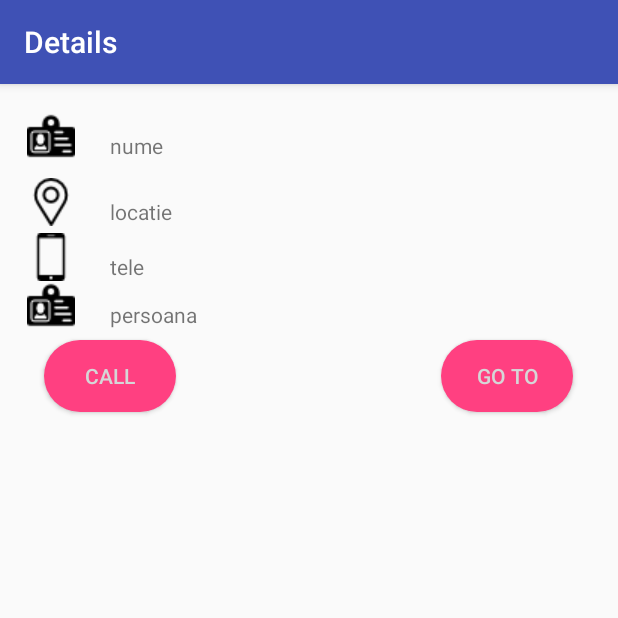
After one commit to axelalex13/FoodShare, an Android app: the FoodDetails screen opened directly, with no data from a screen before it, on a phone screen of 412 x 824 dp, the top half of it. The commit adds this screen. Run offline under Robolectric (Android 15) with nearby library versions, the phone set to English and light mode, and no system bars; 6 statements that could not run were skipped.

Commit message:
we're going strong

```diff
--- a/app/src/main/AndroidManifest.xml
+++ b/app/src/main/AndroidManifest.xml
@@ -25,7 +25,8 @@
         <activity android:name=".Login" />
         <activity android:name=".GiverActivity" />
         <activity android:name=".SettingsActivity" />
-        <activity android:name=".ReceiverActivity"></activity>
+        <activity android:name=".ReceiverActivity" />
+        <activity android:name=".FoodDetails"></activity>
     </application>
 
 </manifest>
--- /dev/null
+++ b/app/src/main/java/com/example/cristinica/foodhelper/FoodDetails.java
@@ -0,0 +1,72 @@
+package com.example.cristinica.foodhelper;
+
+import android.content.Intent;
+import android.net.Uri;
+import android.os.Bundle;
+import android.support.v7.app.AppCompatActivity;
+import android.view.View;
+import android.widget.Button;
+import android.widget.ListAdapter;
+import android.widget.ListView;
+import android.widget.TextView;
+
+import com.example.cristinica.foodhelper.models.Companys;
+import com.example.cristinica.foodhelper.models.Food;
+
+import java.util.ArrayList;
+
+public class FoodDetails extends AppCompatActivity {
+
+    @Override
+    protected void onCreate(Bundle savedInstanceState) {
+        super.onCreate(savedInstanceState);
+        setContentView(R.layout.activity_food_details);
+
+        getSupportActionBar().setTitle("Details");
+
+        TextView name = findViewById(R.id.textView2);
+        TextView locatie = findViewById(R.id.textView8);
+        TextView telefon = findViewById(R.id.textView9);
+        TextView persoana = findViewById(R.id.textView10);
+        Intent intent = getIntent();
+        int position = intent.getIntExtra("position", -1);
+        final Companys companys = SearchFood.arr.get(position);
+        name.setText(companys.nume);
+        locatie.setText(companys.adresa);
+        telefon.setText(companys.telefon);
+        persoana.setText(companys.nume_reprezentant);
+        findViewById(R.id.call).setBackgroundDrawable(getResources().getDrawable(R.drawable.round2));
+        findViewById(R.id.go_to).setBackgroundDrawable(getResources().getDrawable(R.drawable.round2));
+
+        ArrayList<Food> foods;
+        ListAdapter adapter;
+        ListView listView;
+        listView = findViewById(R.id.list);
+        adapter = new SecondListAdapter(FoodDetails.this, companys.foods);
+        listView.setAdapter(adapter);
+
+        Button call = findViewById(R.id.call);
+        call.setOnClickListener(new View.OnClickListener() {
+            @Override
+            public void onClick(View view) {
+                String phone = companys.telefon;
+                Intent intent = new Intent(Intent.ACTION_DIAL, Uri.fromParts("tel", phone, null));
+                startActivity(intent);
+            }
+        });
+
+        Button goTo = findViewById(R.id.go_to);
+        goTo.setOnClickListener(new View.OnClickListener() {
+            @Override
+            public void onClick(View view) {
+                //  Uri gmmIntentUri = Uri.parse("geo:0,0?q=1600 Amphitheatre Parkway, Mountain+View, California");
+                String[] arr = companys.adresa.split(" ");
+                Uri gmmIntentUri = Uri.parse("geo:0,0?q=" + companys.adresa);
+                Intent mapIntent = new Intent(Intent.ACTION_VIEW, gmmIntentUri);
+                mapIntent.setPackage("com.google.android.apps.maps");
+                startActivity(mapIntent);
+            }
+        });
+
+    }
+}
--- /dev/null
+++ b/app/src/main/res/layout/activity_food_details.xml
@@ -0,0 +1,139 @@
+<?xml version="1.0" encoding="utf-8"?>
+<RelativeLayout xmlns:android="http://schemas.android.com/apk/res/android"
+    xmlns:app="http://schemas.android.com/apk/res-auto"
+    xmlns:tools="http://schemas.android.com/tools"
+    android:layout_width="match_parent"
+    android:layout_height="match_parent"
+    tools:context="com.example.cristinica.foodhelper.FoodDetails">
+
+    <RelativeLayout
+        android:layout_width="match_parent"
+        android:layout_height="220dp"
+        android:layout_marginTop="5dp">
+
+        <ImageView
+            android:id="@+id/imageView5"
+            android:layout_width="wrap_content"
+            android:layout_height="wrap_content"
+            android:layout_alignParentLeft="true"
+            android:layout_alignParentStart="true"
+            android:layout_alignParentTop="true"
+            android:layout_marginLeft="18dp"
+            android:layout_marginStart="18dp"
+            android:layout_marginTop="13dp"
+            app:srcCompat="@drawable/user_name" />
+
+        <TextView
+            android:id="@+id/textView2"
+            android:layout_width="wrap_content"
+            android:layout_height="wrap_content"
+            android:layout_alignBottom="@+id/imageView5"
+            android:layout_marginLeft="23dp"
+            android:layout_marginStart="23dp"
+            android:layout_toEndOf="@+id/imageView5"
+            android:layout_toRightOf="@+id/imageView5"
+            android:text="nume" />
+
+        <ImageView
+            android:id="@+id/imageView7"
+            android:layout_width="wrap_content"
+            android:layout_height="wrap_content"
+            android:layout_alignLeft="@+id/imageView5"
+            android:layout_alignStart="@+id/imageView5"
+            android:layout_below="@+id/textView2"
+            android:layout_marginTop="12dp"
+            app:srcCompat="@drawable/placeholder" />
+
+        <TextView
+            android:id="@+id/textView8"
+            android:layout_width="wrap_content"
+            android:layout_height="wrap_content"
+            android:layout_alignBottom="@+id/imageView7"
+            android:layout_alignLeft="@+id/textView2"
+            android:layout_alignStart="@+id/textView2"
+            android:text="locatie" />
+
+        <ImageView
+            android:id="@+id/imageView8"
+            android:layout_width="wrap_content"
+            android:layout_height="wrap_content"
+            android:layout_alignEnd="@+id/imageView7"
+            android:layout_alignRight="@+id/imageView7"
+            android:layout_centerVertical="true"
+            app:srcCompat="@drawable/smartphone_call" />
+
+        <TextView
+            android:id="@+id/textView9"
+            android:layout_width="wrap_content"
+            android:layout_height="wrap_content"
+            android:layout_alignBottom="@+id/imageView8"
+            android:layout_alignLeft="@+id/textView8"
+            android:layout_alignStart="@+id/textView8"
+            android:text="tele" />
+
+        <ImageView
+            android:id="@+id/imageView9"
+            android:layout_width="wrap_content"
+            android:layout_height="wrap_content"
+            android:layout_alignEnd="@+id/imageView8"
+            android:layout_alignRight="@+id/imageView8"
+            android:layout_below="@+id/textView9"
+            app:srcCompat="@drawable/user_name" />
+
+        <TextView
+            android:id="@+id/textView10"
+            android:layout_width="wrap_content"
+            android:layout_height="wrap_content"
+            android:layout_alignBottom="@+id/imageView9"
+            android:layout_alignLeft="@+id/textView9"
+            android:layout_alignStart="@+id/textView9"
+            android:text="persoana" />
+
+        <RelativeLayout
+            android:layout_width="match_parent"
+            android:layout_height="75dp"
+            android:layout_marginTop="155dp">
+
+            <Button
+                android:id="@+id/go_to"
+                android:layout_width="wrap_content"
+                android:layout_height="wrap_content"
+                android:layout_alignParentEnd="true"
+                android:layout_alignParentRight="true"
+                android:layout_marginRight="30dp"
+                android:layout_marginTop="10dp"
+                android:text="GO TO"
+                android:textColor="@color/button_text_color" />
+
+            <Button
+                android:id="@+id/call"
+                android:layout_width="wrap_content"
+                android:layout_height="wrap_content"
+                android:layout_alignBaseline="@+id/go_to"
+                android:layout_alignBottom="@+id/go_to"
+                android:layout_alignParentLeft="true"
+                android:layout_alignParentStart="true"
+                android:layout_marginLeft="29dp"
+                android:layout_marginStart="29dp"
+                android:layout_marginTop="10dp"
+                android:text="Call"
+                android:textColor="@color/button_text_color" />
+        </RelativeLayout>
+
+    </RelativeLayout>
+
+    <RelativeLayout xmlns:android="http://schemas.android.com/apk/res/android"
+        android:layout_width="match_parent"
+        android:layout_height="wrap_content"
+        android:orientation="vertical"
+        android:layout_marginTop="235dp"
+        android:padding="10dp">
+
+
+        <ListView
+            android:id="@+id/list"
+            android:layout_width="match_parent"
+            android:layout_height="match_parent" />
+    </RelativeLayout>
+
+</RelativeLayout>
--- a/app/src/main/res/layout/activity_settings.xml
+++ b/app/src/main/res/layout/activity_settings.xml
@@ -209,9 +209,11 @@
         android:layout_alignParentBottom="true"
         android:layout_centerHorizontal="true"
         android:layout_marginBottom="50dp"
+        android:textColor="@color/white"
         android:text="Logout" />
 
     <Button
+        android:textColor="@color/white"
         android:id="@+id/save"
         android:layout_width="wrap_content"
         android:layout_height="wrap_content"
```
Also changed, not shown: app/src/main/java/com/example/cristinica/foodhelper/CustomAdapter.java (+3 -4 lines), app/src/main/java/com/example/cristinica/foodhelper/FoodFragment.java (+7 -2 lines), app/src/main/java/com/example/cristinica/foodhelper/MyListAdapterAsk.java (+12 -2 lines), app/src/main/java/com/example/cristinica/foodhelper/SearchFood.java (+1 -21 lines), app/src/main/java/com/example/cristinica/foodhelper/SecondListAdapter.java (added, +79 -0 lines), app/src/main/res/layout/fragment_ask_for_food.xml (+10 -5 lines), app/src/main/res/layout/list_layout_ask.xml (+12 -1 lines).
